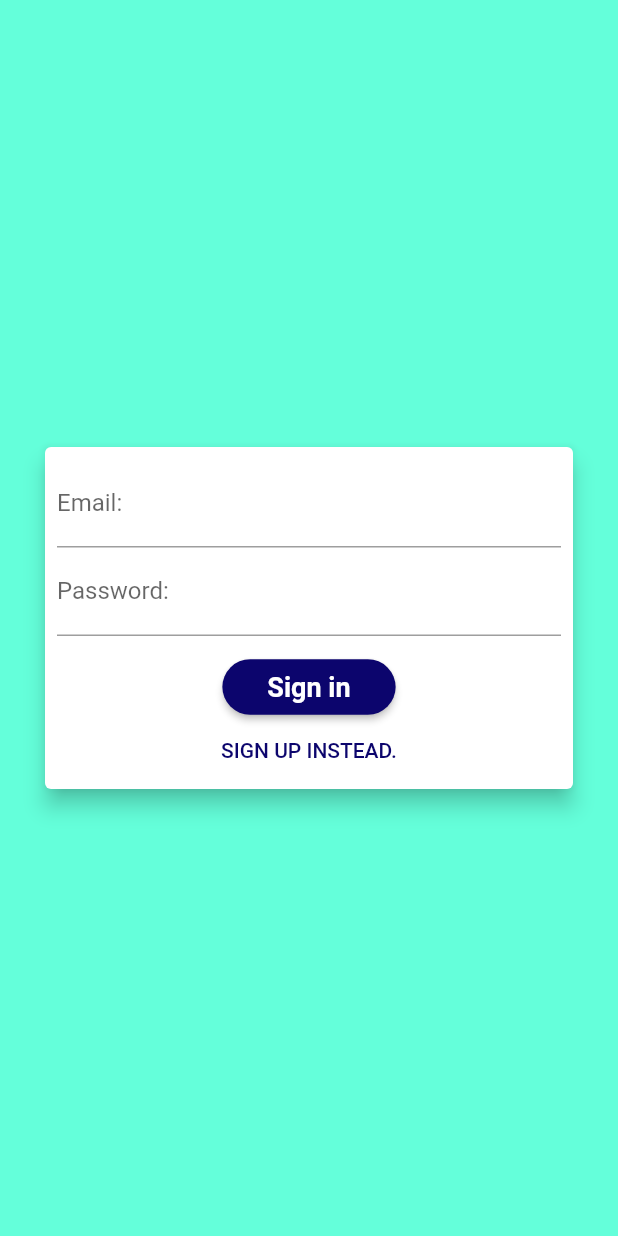
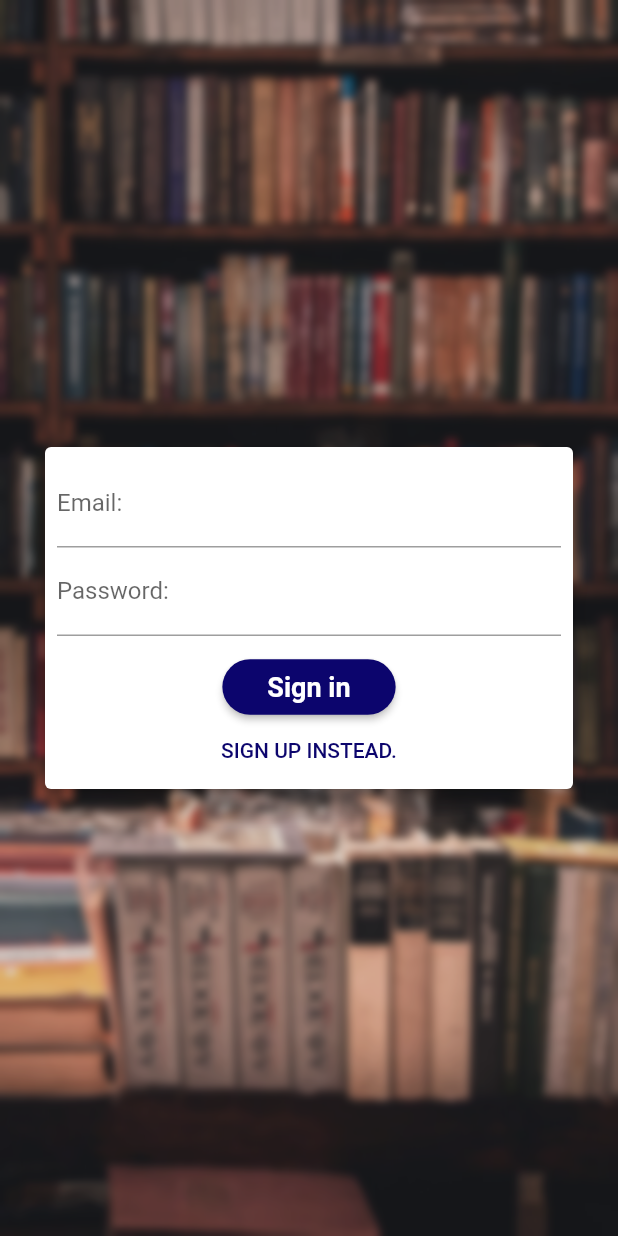
Before and after one commit to MhmdAwad/BookStore, a Flutter app: the screen it shows after launch, on a phone screen of 412 x 824 dp. Run offline on Flutter 3.47's test engine with Material 2 defaults, Android fonts, the phone set to English and light mode, and no system bars; our stand-ins replace shared_preferences; missing offline and left inert: flutter_plugin_pdf_viewer; accounts and stored records are empty.

Commit message:
change auth screen design

```diff
--- a/lib/screens/AuthScreen.dart
+++ b/lib/screens/AuthScreen.dart
@@ -1,3 +1,6 @@
+import 'dart:math';
+import 'dart:ui';
+
 import 'package:book_store/models/HttpException.dart';
 import 'package:book_store/providers/UserProvider.dart';
 import 'package:book_store/widgets/TextFormWidget.dart';
@@ -17,8 +20,17 @@ class AuthScreen extends StatelessWidget {
         child: Stack(
           alignment: AlignmentDirectional.center,
           children: [
-            Container(
-              color: Colors.tealAccent,
+            Image.asset(
+              "assets/images/login_book.jpg",
+              height: double.infinity,
+              width: double.infinity,
+              fit: BoxFit.cover,
+            ),
+            BackdropFilter(
+              child: Container(
+                color: Colors.black12,
+              ),
+              filter: ImageFilter.blur(sigmaY: 3, sigmaX: 3),
             ),
             AuthCard()
           ],
--- a/pubspec.yaml
+++ b/pubspec.yaml
@@ -60,6 +60,7 @@ flutter:
     - assets/images/placeholder.png
     - assets/images/shelf.png
     - assets/images/book_background.jpg
+    - assets/images/login_book.jpg
   #   - images/a_dot_ham.jpeg
 
   # An image asset can refer to one or more resolution-specific "variants", see
```
Also changed, not shown: assets/images/login_book.jpg (added).
